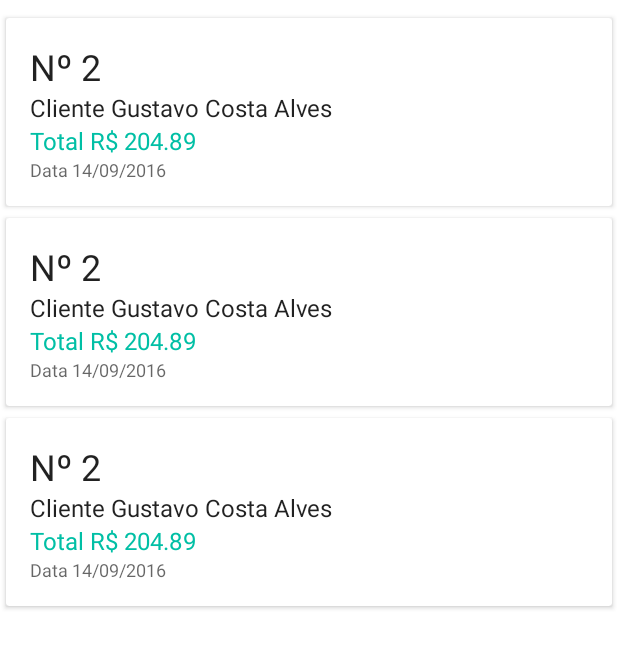
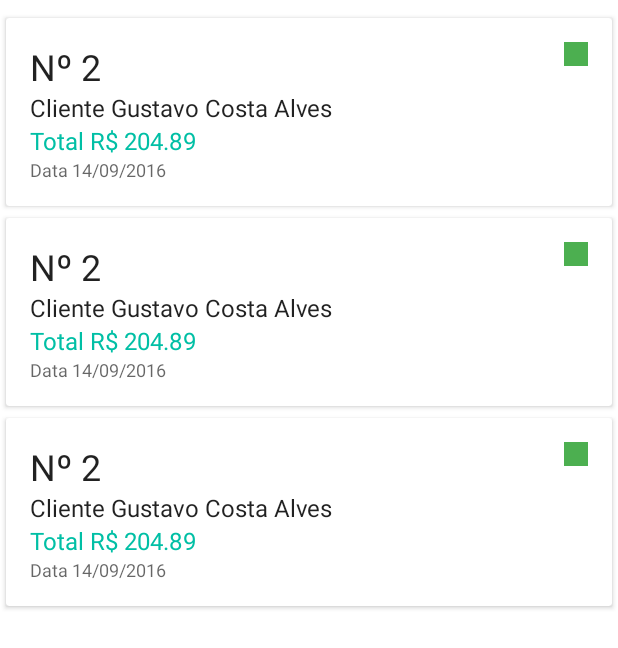
Before and after one commit to filipebezerra/LibertVendas, an Android app: the layout fragment_lista_pedidos.xml on its own in the app's theme, with its tools: preview values and no code run, on a phone screen of 412 x 824 dp. Shown: the top 648 px of the screen. Run offline under Robolectric (Android 15) with nearby library versions, the phone set to English and light mode, and no system bars.

Commit message:
Item do pedido mostrando indicador do status #1.

```diff
--- a/app/src/main/java/br/com/libertsolutions/libertvendas/app/presentation/listapedidos/ListaPedidosContract.java
+++ b/app/src/main/java/br/com/libertsolutions/libertvendas/app/presentation/listapedidos/ListaPedidosContract.java
@@ -1,9 +1,7 @@
 package br.com.libertsolutions.libertvendas.app.presentation.listapedidos;
 
+import br.com.libertsolutions.libertvendas.app.domain.pojo.Pedido;
 import java.util.List;
-
-import br.com.libertsolutions.libertvendas.app.domain.pojo.Pedido;
-import br.com.libertsolutions.libertvendas.app.domain.pojo.Produto;
 
 /**
  * @author Filipe Bezerra
@@ -15,6 +13,6 @@ interface ListaPedidosContract {
     }
 
     interface Presenter {
-        void loadListaPedidos();
+        void loadListaPedidos(boolean listaPedidosNaoEnviados);
     }
 }
--- a/app/src/main/java/br/com/libertsolutions/libertvendas/app/presentation/listapedidos/ListaPedidosPresenter.java
+++ b/app/src/main/java/br/com/libertsolutions/libertvendas/app/presentation/listapedidos/ListaPedidosPresenter.java
@@ -19,7 +19,7 @@ class ListaPedidosPresenter implements ListaPedidosContract.Presenter {
     }
 
     @Override
-    public void loadListaPedidos() {
+    public void loadListaPedidos(boolean listaPedidosNaoEnviados) {
         mPedidoService.get()
                 .subscribeOn(Schedulers.io())
                 .observeOn(AndroidSchedulers.mainThread())
--- a/app/src/main/java/br/com/libertsolutions/libertvendas/app/presentation/listapedidos/PedidoViewHolder.java
+++ b/app/src/main/java/br/com/libertsolutions/libertvendas/app/presentation/listapedidos/PedidoViewHolder.java
@@ -11,12 +11,12 @@ import butterknife.ButterKnife;
 /**
  * @author Filipe Bezerra
  */
-
 class PedidoViewHolder extends RecyclerView.ViewHolder {
     @BindView(R.id.text_view_numero_pedido) TextView textViewNumeroPedido;
     @BindView(R.id.text_view_nome_cliente) TextView textViewNomeCliente;
     @BindView(R.id.text_view_total_pedido) TextView textViewTotalPedido;
     @BindView(R.id.text_view_data_pedido) TextView textViewDataPedido;
+    @BindView(R.id.view_status_pedido) View viewStatusPedido;
 
     PedidoViewHolder(View itemView) {
         super(itemView);
--- a/app/src/main/java/br/com/libertsolutions/libertvendas/app/presentation/listapedidos/TabsFragment.java
+++ b/app/src/main/java/br/com/libertsolutions/libertvendas/app/presentation/listapedidos/TabsFragment.java
@@ -47,9 +47,9 @@ public class TabsFragment extends LibertVendasFragment {
                     .inflate(R.layout.tab_layout, mAppBarLayoutActivity, false);
 
             mTabAdapter = new TabAdapter(getChildFragmentManager());
-            mTabAdapter.addFragment(ListaPedidosFragment.newInstance(),
+            mTabAdapter.addFragment(ListaPedidosFragment.newInstance(false),
                     getString(R.string.title_fragment_todos_pedidos));
-            mTabAdapter.addFragment(ListaPedidosFragment.newInstance(),
+            mTabAdapter.addFragment(ListaPedidosFragment.newInstance(true),
                     getString(R.string.title_fragment_pedidos_nao_enviados));
             mViewPager.setAdapter(mTabAdapter);
 
--- a/app/src/main/res/layout/list_item_pedido.xml
+++ b/app/src/main/res/layout/list_item_pedido.xml
@@ -17,16 +17,30 @@
         app:contentPadding="16dp"
         >
 
-        <LinearLayout
+        <RelativeLayout
             android:layout_width="match_parent"
             android:layout_height="wrap_content"
             android:orientation="vertical"
             >
 
+            <View
+                android:id="@+id/view_status_pedido"
+                android:layout_width="16dp"
+                android:layout_height="16dp"
+                android:layout_alignParentTop="true"
+                android:layout_alignParentEnd="true"
+                android:layout_alignParentRight="true"
+                android:visibility="gone"
+                tools:visibility="visible"
+                tools:background="@color/color_pedido_faturado"
+                />
+
             <TextView
                 android:id="@+id/text_view_numero_pedido"
                 android:layout_width="match_parent"
                 android:layout_height="wrap_content"
+                android:layout_toLeftOf="@id/view_status_pedido"
+                android:layout_toStartOf="@id/view_status_pedido"
                 android:ellipsize="end"
                 android:maxLines="1"
                 android:textAppearance="@style/TextAppearance.AppCompat.Headline"
@@ -37,6 +51,7 @@
                 android:id="@+id/text_view_nome_cliente"
                 android:layout_width="match_parent"
                 android:layout_height="wrap_content"
+                android:layout_below="@id/text_view_numero_pedido"
                 android:ellipsize="end"
                 android:gravity="center_vertical"
                 android:maxLines="1"
@@ -48,6 +63,7 @@
                 android:id="@+id/text_view_total_pedido"
                 android:layout_width="match_parent"
                 android:layout_height="wrap_content"
+                android:layout_below="@id/text_view_nome_cliente"
                 android:textAppearance="@style/TextAppearance.AppCompat.Subhead"
                 android:maxLines="1"
                 android:ellipsize="end"
@@ -60,6 +76,7 @@
                 android:id="@+id/text_view_data_pedido"
                 android:layout_width="match_parent"
                 android:layout_height="wrap_content"
+                android:layout_below="@id/text_view_total_pedido"
                 android:textAppearance="@style/TextAppearance.AppCompat.Caption"
                 android:maxLines="1"
                 android:ellipsize="end"
@@ -67,7 +84,7 @@
                 tools:text="Data 14/09/2016"
                 />
 
-        </LinearLayout>
+        </RelativeLayout>
 
     </android.support.v7.widget.CardView>
 
--- a/app/src/main/res/values/colors.xml
+++ b/app/src/main/res/values/colors.xml
@@ -7,4 +7,8 @@
     <color name="color_accent_pressed">#6a00BFA5</color>
     <color name="color_accent_focused">#9600BFA5</color>
     <color name="color_tab_indicator">#0D47A1</color>
+    <color name="color_pedido_orcamento">#CDDC39</color>
+    <color name="color_pedido_enviado">#2196F3</color>
+    <color name="color_pedido_faturado">#4CAF50</color>
+    <color name="color_pedido_cancelado">#F44336</color>
 </resources>
```
Also changed, not shown: app/src/main/java/br/com/libertsolutions/libertvendas/app/domain/pojo/Pedido.java (+13 -2 lines), app/src/main/java/br/com/libertsolutions/libertvendas/app/presentation/listapedidos/ListaPedidosFragment.java (+19 -4 lines), app/src/main/java/br/com/libertsolutions/libertvendas/app/presentation/listapedidos/PedidoAdapter.java (+39 -5 lines), 1 other file.
